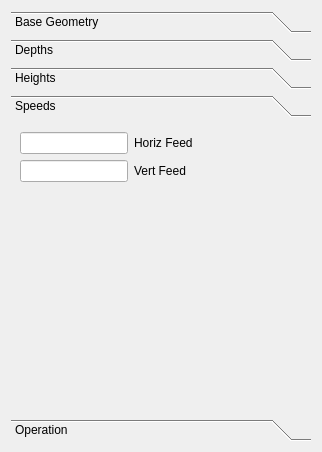
Qt form src/Mod/Path/Gui/EngraveEdit.ui (berndhahnebach/All_FreeCAD) before a commit.
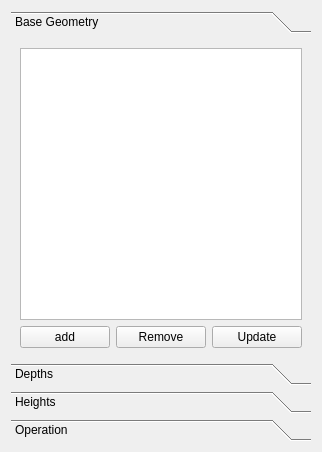
The same form after that commit. The open tabs and pages were chosen to show the change. Icons and pictures are not drawn. Custom widgets are drawn as their Qt base class.

Commit message: Moving horiz and vert feed into the toolload object.

```diff
--- a/src/Mod/Path/Gui/EngraveEdit.ui
+++ b/src/Mod/Path/Gui/EngraveEdit.ui
@@ -34,7 +34,7 @@
         <x>0</x>
         <y>0</y>
         <width>304</width>
-        <height>279</height>
+        <height>314</height>
        </rect>
       </property>
       <attribute name="icon">
@@ -187,53 +187,6 @@
        </item>
       </layout>
      </widget>
-     <widget class="QWidget" name="page_2">
-      <property name="geometry">
-       <rect>
-        <x>0</x>
-        <y>0</y>
-        <width>304</width>
-        <height>279</height>
-       </rect>
-      </property>
-      <attribute name="icon">
-       <iconset resource="../../../Gui/Icons/resource.qrc">
-        <normaloff>:/icons/FreeCAD-default/scalable/document-save-as.svg</normaloff>:/icons/FreeCAD-default/scalable/document-save-as.svg</iconset>
-      </attribute>
-      <attribute name="label">
-       <string>Speeds</string>
-      </attribute>
-      <layout class="QFormLayout" name="formLayout_4">
-       <item row="0" column="0">
-        <widget class="Gui::InputField" name="horizFeed">
-         <property name="unit" stdset="0">
-          <string>mm/(s)</string>
-         </property>
-        </widget>
-       </item>
-       <item row="0" column="1">
-        <widget class="QLabel" name="label">
-         <property name="text">
-          <string>Horiz Feed</string>
-         </property>
-        </widget>
-       </item>
-       <item row="1" column="0">
-        <widget class="Gui::InputField" name="vertFeed">
-         <property name="unit" stdset="0">
-          <string notr="true">mm/(s)</string>
-         </property>
-        </widget>
-       </item>
-       <item row="1" column="1">
-        <widget class="QLabel" name="label_2">
-         <property name="text">
-          <string>Vert Feed</string>
-         </property>
-        </widget>
-       </item>
-      </layout>
-     </widget>
      <widget class="QWidget" name="page_3">
       <property name="geometry">
        <rect>
```
Left out of the diff: 6 changed lines with no effect on the pictures. The commit also changes 3 other files.
